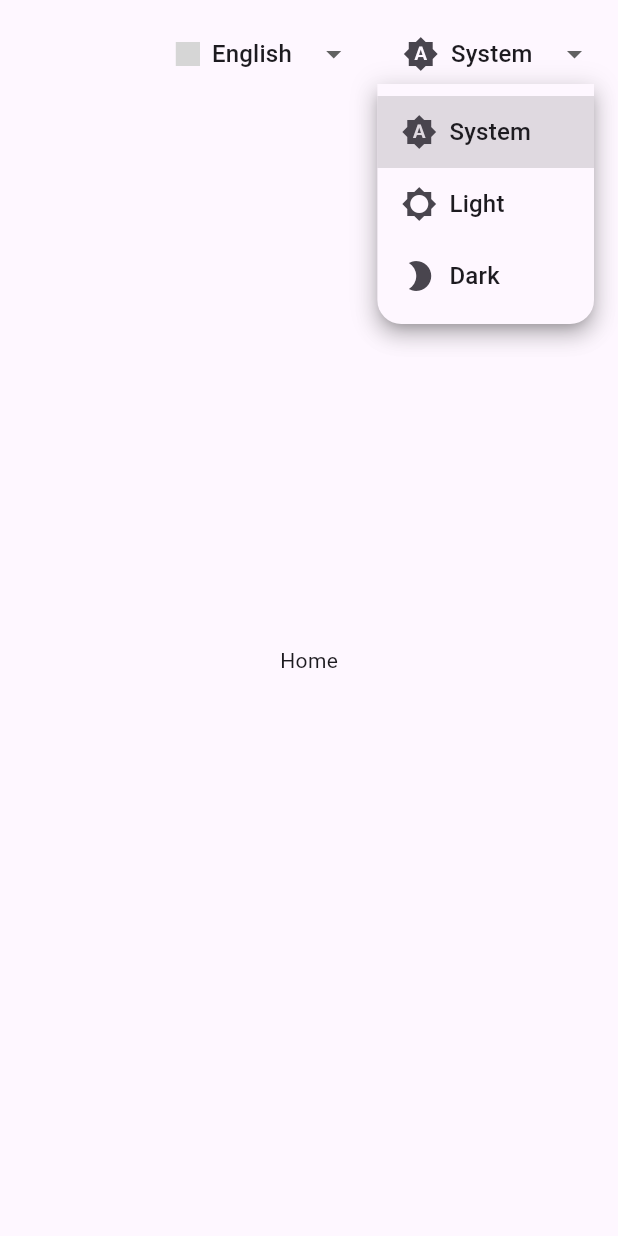
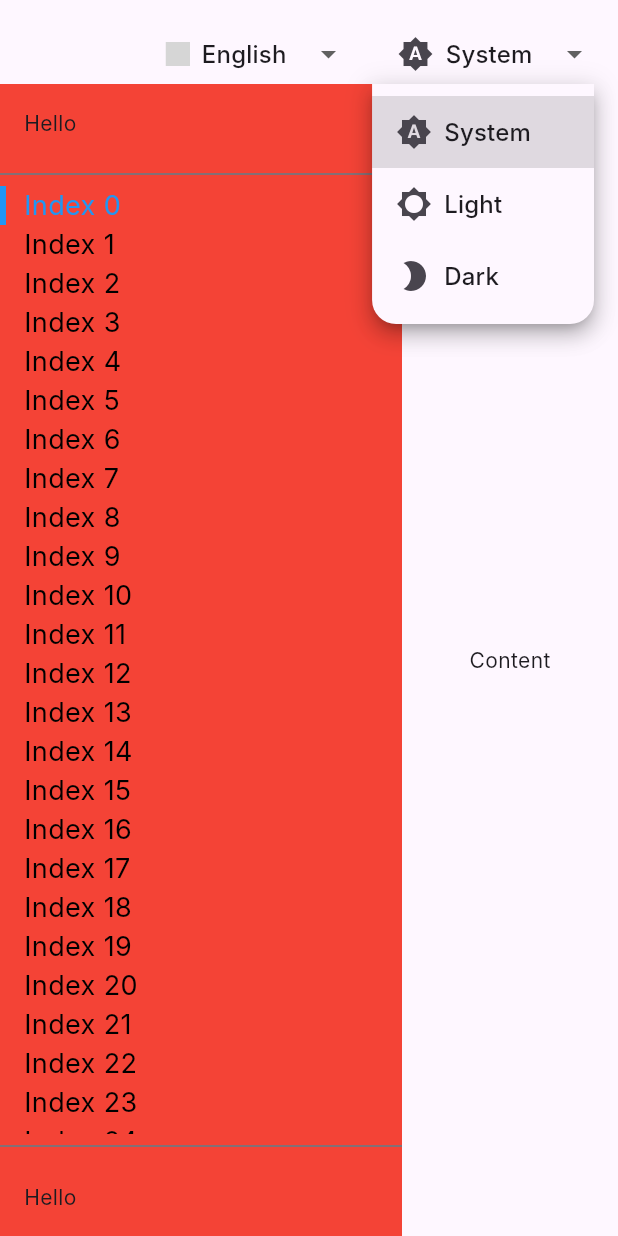
Before and after one commit to bsolca/ez-ui-flutter, a Flutter app: the screen it shows after launch, after a tap on "System", on a phone screen of 412 x 824 dp. Run offline on Flutter 3.47's test engine with Material 3 defaults, Android fonts, the phone set to English and light mode, and no system bars; drawn by our look-alikes of dropdown_button2; our stand-ins replace flutter_riverpod, freezed_annotation, go_router, hive, hive_flutter, riverpod_annotation; missing offline and left inert: country_flags, quick_log; accounts and stored records are empty; generated files the repository leaves out were written again; Roboto replaces fonts that are missing (Inter, Prototype); grey boxes are pictures that could not be loaded.

Commit message:
Sidebar working need styling

```diff
--- a/lib/src/features/app.dart
+++ b/lib/src/features/app.dart
@@ -30,7 +30,7 @@ class App extends ConsumerWidget {
                   brightness: brightness ??
                       PlatformDispatcher.instance.platformBrightness,
                 ),
-                fontFamily: 'Prototype',
+                fontFamily: 'Inter',
               ),
               onGenerateTitle: (BuildContext context) => 'impostor'.hardcoded,
               localizationsDelegates: AppLocalizations.localizationsDelegates,
--- a/lib/src/shared/main_card/main_card.dart
+++ b/lib/src/shared/main_card/main_card.dart
@@ -122,7 +122,7 @@ class MainCard extends ConsumerWidget {
                                   maxWidth: maxWidth,
                                 ),
                                 child: footer,
-                              )
+                              ),
                           ].withSpaceBetween(
                             height: ConstLayout.spacer,
                           ),
--- /dev/null
+++ b/lib/src/shared/sidebar_layout/indicator_renderbox.dart
@@ -0,0 +1,68 @@
+import 'package:flutter/material.dart';
+import 'package:flutter/rendering.dart';
+
+class IndicatorRenderBox extends RenderBox {
+  IndicatorRenderBox({
+    required this.scrollController,
+    required this.itemHeights,
+    required this.selectedIndex,
+    required this.indicatorColor,
+  });
+
+  final ScrollController scrollController;
+  final List<double> itemHeights;
+  int selectedIndex;
+  Color indicatorColor;
+
+  @override
+  bool get sizedByParent => true;
+
+  @override
+  void attach(PipelineOwner owner) {
+    super.attach(owner);
+    scrollController.addListener(markNeedsPaint);
+  }
+
+  @override
+  void detach() {
+    scrollController.removeListener(markNeedsPaint);
+    super.detach();
+  }
+
+  @override
+  void performResize() {
+    size = constraints.biggest;
+  }
+
+  @override
+  void paint(PaintingContext context, Offset offset) {
+    final Canvas canvas = context.canvas;
+
+    // Calculate the top position of the indicator
+    double topPosition = -scrollController.offset;
+    for (int i = 0; i < selectedIndex; i++) {
+      topPosition += itemHeights[i];
+    }
+
+    // Guard against invalid index or missing item heights
+    if (selectedIndex < 0 ||
+        selectedIndex >= itemHeights.length ||
+        itemHeights[selectedIndex] == 0.0) {
+      return;
+    }
+
+    // Get the height of the selected item
+    double indicatorHeight = itemHeights[selectedIndex];
+
+    // Draw the indicator
+    final Paint paint = Paint()..color = indicatorColor;
+    final Rect rect = Rect.fromLTWH(
+      offset.dx,
+      offset.dy + topPosition,
+      4.0, // Indicator width
+      indicatorHeight,
+    );
+
+    canvas.drawRect(rect, paint);
+  }
+}
--- /dev/null
+++ b/lib/src/shared/sidebar_layout/indicator_widget.dart
@@ -0,0 +1,167 @@
+// indicator_widget.dart
+import 'package:flutter/material.dart';
+
+class IndicatorWidget extends StatefulWidget {
+  const IndicatorWidget({
+    Key? key,
+    required this.scrollController,
+    required this.itemHeights,
+    required this.selectedIndex,
+    this.indicatorColor = Colors.blue,
+  }) : super(key: key);
+
+  final ScrollController scrollController;
+  final List<double> itemHeights;
+  final int selectedIndex;
+  final Color indicatorColor;
+
+  @override
+  _IndicatorWidgetState createState() => _IndicatorWidgetState();
+}
+
+class _IndicatorWidgetState extends State<IndicatorWidget>
+    with SingleTickerProviderStateMixin {
+  late AnimationController _animationController;
+  late Animation<double> _animation;
+  double _indicatorPosition = 0.0;
+
+  @override
+  void initState() {
+    super.initState();
+
+    // Initialize the AnimationController
+    _animationController = AnimationController(
+      vsync: this,
+      duration: const Duration(milliseconds: 300),
+    );
+
+    // Calculate initial indicator position after the first frame
+    WidgetsBinding.instance.addPostFrameCallback((_) {
+      setState(() {
+        _indicatorPosition = _calculateIndicatorPosition();
+      });
+    });
+
+    // Add scroll listener to update indicator position instantly during scroll
+    widget.scrollController.addListener(_onScroll);
+  }
+
+  @override
+  void didUpdateWidget(covariant IndicatorWidget oldWidget) {
+    super.didUpdateWidget(oldWidget);
+
+    if (oldWidget.selectedIndex != widget.selectedIndex) {
+      // Selected index has changed, animate the indicator
+      _animateIndicator();
+    }
+
+    // If item heights change, recalculate position
+    if (oldWidget.itemHeights != widget.itemHeights) {
+      setState(() {
+        _indicatorPosition = _calculateIndicatorPosition();
+      });
+    }
+  }
+
+  @override
+  void dispose() {
+    _animationController.dispose();
+    widget.scrollController.removeListener(_onScroll);
+    super.dispose();
+  }
+
+  void _onScroll() {
+    // Update indicator position instantly during scroll
+    setState(() {
+      _indicatorPosition = _calculateIndicatorPosition();
+    });
+  }
+
+  void _animateIndicator() {
+    final double start = _indicatorPosition;
+    final double end = _calculateIndicatorPosition();
+
+    _animationController.reset();
+
+    _animation = Tween<double>(begin: start, end: end).animate(
+      CurvedAnimation(parent: _animationController, curve: Curves.easeInOut),
+    )..addListener(() {
+      setState(() {
+        _indicatorPosition = _animation.value;
+      });
+    });
+
+    _animationController.forward();
+  }
+
+  double _calculateIndicatorPosition() {
+    double position = -widget.scrollController.offset;
+    for (int i = 0; i < widget.selectedIndex; i++) {
+      position += widget.itemHeights[i];
+    }
+    return position;
+  }
+
+  @override
+  Widget build(BuildContext context) {
+    return Positioned.fill(
+      child: IgnorePointer(
+        child: CustomPaint(
+          painter: _IndicatorPainter(
+            indicatorPosition: _indicatorPosition,
+            indicatorHeight: widget.itemHeights.isNotEmpty &&
+                widget.selectedIndex < widget.itemHeights.length
+                ? widget.itemHeights[widget.selectedIndex]
+                : 0.0,
+            indicatorColor: widget.indicatorColor,
+          ),
+        ),
+      ),
+    );
+  }
+}
+
+class _IndicatorPainter extends CustomPainter {
+  _IndicatorPainter({
+    required this.indicatorPosition,
+    required this.indicatorHeight,
+    required this.indicatorColor,
+  });
+
+  final double indicatorPosition;
+  final double indicatorHeight;
+  final Color indicatorColor;
+
+  @override
+  void paint(Canvas canvas, Size size) {
+    // Define the indicator rectangle
+    final Rect indicatorRect = Rect.fromLTWH(
+      0.0,
+      indicatorPosition,
+      4.0, // Indicator width
+      indicatorHeight,
+    );
+
+    // Define the visible area
+    final Rect visibleRect = Offset.zero & size;
+
+    // Check if the indicator is within the visible area
+    if (!indicatorRect.overlaps(visibleRect)) {
+      return; // Don't paint if not visible
+    }
+
+    // Calculate the overlapping portion
+    final Rect clippedRect = indicatorRect.intersect(visibleRect);
+
+    // Draw the indicator
+    final Paint paint = Paint()..color = indicatorColor;
+    canvas.drawRect(clippedRect, paint);
+  }
+
+  @override
+  bool shouldRepaint(covariant _IndicatorPainter oldDelegate) {
+    return indicatorPosition != oldDelegate.indicatorPosition ||
+        indicatorHeight != oldDelegate.indicatorHeight ||
+        indicatorColor != oldDelegate.indicatorColor;
+  }
+}
--- /dev/null
+++ b/lib/src/shared/sidebar_layout/sidebar_layout.dart
@@ -0,0 +1,183 @@
+// sidebar_layout.dart
+import 'package:flutter/material.dart';
+import 'indicator_widget.dart'; // Adjust the path as necessary
+
+class SidebarLayout extends StatefulWidget {
+  const SidebarLayout({
+    Key? key,
+    this.logo,
+    this.headerText,
+    this.headerDropdown,
+  }) : super(key: key);
+
+  /// Logo of the app.
+  final Widget? logo;
+
+  /// Header text of the app.
+  final String? headerText;
+
+  final Widget? headerDropdown;
+
+  @override
+  _SidebarLayoutState createState() => _SidebarLayoutState();
+}
+
+class _SidebarLayoutState extends State<SidebarLayout> {
+  int currentIndex = 0;
+  final ScrollController _scrollController = ScrollController();
+  late final List<String> items;
+  final List<double> _itemHeights = [];
+
+  @override
+  void initState() {
+    super.initState();
+
+    // Initialize the items list
+    items = List.generate(25, (index) => 'Index $index');
+
+    // Initialize item heights with zeros
+    _itemHeights.addAll(List<double>.filled(items.length, 0.0));
+  }
+
+  void _updateItemHeight(int index, double height) {
+    setState(() {
+      _itemHeights[index] = height;
+    });
+  }
+
+  @override
+  Widget build(BuildContext context) {
+    // Validate currentIndex
+    if (currentIndex < 0 || currentIndex >= items.length) {
+      currentIndex = 0;
+    }
+
+    return Row(
+      children: [
+        Container(
+          width: 268,
+          color: Colors.red,
+          child: Column(
+            children: [
+              // Header
+              Padding(
+                padding: const EdgeInsets.all(16.0),
+                child: Row(
+                  children: [
+                    if (widget.logo != null) widget.logo!,
+                    if (widget.headerText != null) Text(widget.headerText!),
+                  ],
+                ),
+              ),
+              const Divider(
+                color: Colors.blueGrey,
+                thickness: 1,
+              ),
+              // Main List
+              Expanded(
+                child: Stack(
+                  children: [
+                    NotificationListener<SizeChangedLayoutNotification>(
+                      onNotification: (notification) {
+                        return true;
+                      },
+                      child: ListView.builder(
+                        controller: _scrollController,
+                        itemCount: items.length,
+                        itemBuilder: (context, index) {
+                          bool isCurrent = index == currentIndex;
+                          return _MeasuringWidget(
+                            onSize: (size) =>
+                                _updateItemHeight(index, size.height),
+                            child: GestureDetector(
+                              onTap: () {
+                                setState(() {
+                                  currentIndex = index;
+                                });
+                              },
+                              child: Container(
+                                color: Colors.transparent,
+                                alignment: Alignment.centerLeft,
+                                padding:
+                                const EdgeInsets.symmetric(horizontal: 16),
+                                child: Text(
+                                  items[index],
+                                  style: TextStyle(
+                                    color: isCurrent ? Colors.blue : Colors.black,
+                                    fontSize: 18,
+                                  ),
+                                ),
+                              ),
+                            ),
+                          );
+                        },
+                      ),
+                    ),
+                    // Add IndicatorWidget without external IgnorePointer
+                    IndicatorWidget(
+                      scrollController: _scrollController,
+                      itemHeights: _itemHeights,
+                      selectedIndex: currentIndex,
+                      indicatorColor: Colors.blue,
+                    ),
+                  ],
+                ),
+              ),
+              const Divider(
+                color: Colors.blueGrey,
+                thickness: 1,
+              ),
+              // Footer
+              Padding(
+                padding: const EdgeInsets.all(16.0),
+                child: Row(
+                  children: [
+                    if (widget.logo != null) widget.logo!,
+                    if (widget.headerText != null) Text(widget.headerText!),
+                  ],
+                ),
+              ),
+            ],
+          ),
+        ),
+        // Main Content Area
+        Expanded(
+          child: const Center(child: Text('Content')),
+        ),
+      ],
+    );
+  }
+}
+
+class _MeasuringWidget extends StatefulWidget {
+  const _MeasuringWidget({
+    Key? key,
+    required this.child,
+    required this.onSize,
+  }) : super(key: key);
+
+  final Widget child;
+  final ValueChanged<Size> onSize;
+
+  @override
+  __MeasuringWidgetState createState() => __MeasuringWidgetState();
+}
+
+class __MeasuringWidgetState extends State<_MeasuringWidget> {
+  Size? oldSize;
+
+  @override
+  Widget build(BuildContext context) {
+    WidgetsBinding.instance.addPostFrameCallback((_) {
+      final contextSize = context.size;
+      if (contextSize != null && oldSize != contextSize) {
+        oldSize = contextSize;
+        widget.onSize(contextSize);
+      }
+    });
+
+    return SizeChangedLayoutNotifier(
+      child: widget.child,
+    );
+  }
+}
--- a/lib/src/utils/routing/go_router_provider.codegen.dart
+++ b/lib/src/utils/routing/go_router_provider.codegen.dart
@@ -1,6 +1,8 @@
+
 import 'package:flutter/material.dart';
 import 'package:go_router/go_router.dart';
 import 'package:impostor/src/shared/app_scaffold/app_scaffold.dart';
+import 'package:impostor/src/shared/sidebar_layout/sidebar_layout.dart';
 import 'package:impostor/src/utils/routing/data/location_provider.codegen.dart';
 import 'package:impostor/src/utils/routing/presentation/not_found_screen.dart';
 import 'package:impostor/src/utils/routing/presentation/unauthorized_screen.dart';
@@ -46,11 +48,16 @@ Raw<GoRouter> goRouter(GoRouterRef ref) {
             path: '/',
             name: AppRoute.home.name,
             builder: (_, state_) {
-              return const Center(child: Text('Home'));
+              // font family Inter
+              return const Center(
+                child: Text('Homew', style: TextStyle(fontFamily: 'Inter')),
+              );
             },
             pageBuilder: (_, state) {
               return const MaterialPage(
-                child: Center(child: Text('Home')),
+                child: SidebarLayout(
+                  headerText: 'Hello',
+                ),
               );
             },
           ),
--- a/pubspec.yaml
+++ b/pubspec.yaml
@@ -9,7 +9,7 @@ environment:
   flutter: 3.16.9
 
 dependencies:
-  collection:
+  collection: ^1.16.0
   country_flags: ^2.2.0
   dropdown_button2: ^2.3.9
   easy_localization: ^3.0.3
@@ -55,4 +55,4 @@ flutter:
 fonts:
   - family: Prototype
     fonts:
-        - asset: assets/fonts/Prototype.ttf
+      - asset: assets/fonts/Prototype.ttf
```
